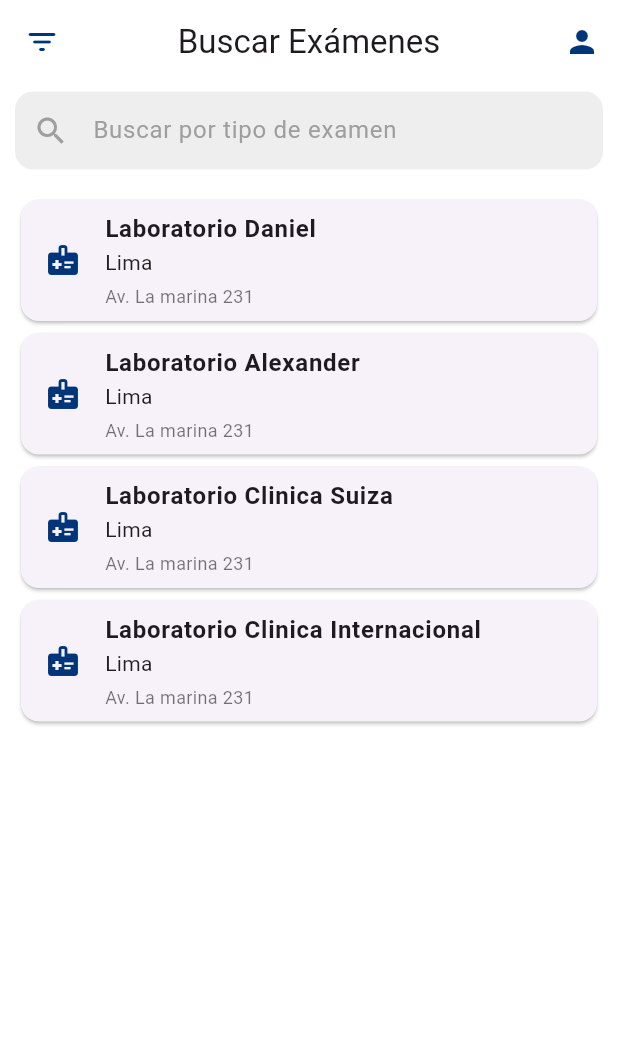
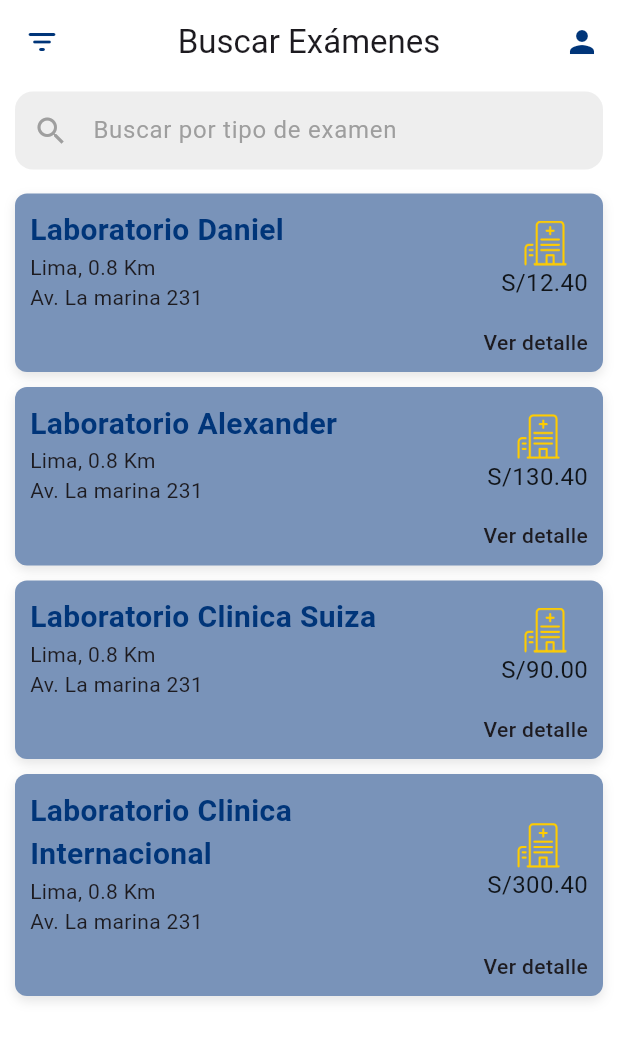
Before and after one commit to EstefanyH/labApp, a Flutter app: the SearchPage screen opened by its route, on a phone screen of 412 x 824 dp. Shown: the top 1040 px of the screen. Run offline on Flutter 3.47's test engine with Material 3 defaults, Android fonts, the phone set to English and light mode, and no system bars; our stand-ins replace flutter_riverpod, go_router.

```diff
--- a/lib/src/core/routing/routes.dart
+++ b/lib/src/core/routing/routes.dart
@@ -4,6 +4,7 @@ abstract class AppRouter {
   static const String profile = '/profile';
   static const String settings = '/settings';
   static const String search = '/search';
+  static const String account = '/account';
 
  // Rutas con parámetros
   //static const String productDetail = '/product/:id';
--- a/lib/src/core/theme/app_text_styles.dart
+++ b/lib/src/core/theme/app_text_styles.dart
@@ -16,6 +16,12 @@ class  AppTextStyles {
     color: AppColors.white,
   );
 
+  static const TextStyle headline3 = TextStyle(
+    fontSize: 20,
+    fontWeight: FontWeight.bold,
+    color: AppColors.primary,
+  );
+
   static const TextStyle bodyText = TextStyle(
     fontSize: 16,
     color: AppColors.textPrimary,
--- a/lib/src/features/search/data/search_repository.dart
+++ b/lib/src/features/search/data/search_repository.dart
@@ -3,10 +3,10 @@ import 'package:applab/src/core/domain/entities/laboratory.dart';
 class SearchRepository {
 
   final List<Laboratory> _mockData = [
-    Laboratory(Name: 'Laboratorio Daniel', District: 'Lima', Kilometer: '0.8 Km', Address: 'Av. La marina 231', Price: 'S/.12.40'),
-    Laboratory(Name: 'Laboratorio Alexander', District: 'Lima', Kilometer: '0.8 Km', Address: 'Av. La marina 231', Price: 'S/.130.40'),
-    Laboratory(Name: 'Laboratorio Clinica Suiza', District: 'Lima', Kilometer: '0.8 Km', Address: 'Av. La marina 231', Price: 'S/.90.00'),
-    Laboratory(Name: 'Laboratorio Clinica Internacional ', District: 'Lima', Kilometer: '0.8 Km', Address: 'Av. La marina 231', Price: 'S/.300.40')
+    Laboratory(Name: 'Laboratorio Daniel', District: 'Lima', Kilometer: '0.8 Km', Address: 'Av. La marina 231', Price: 'S/12.40'),
+    Laboratory(Name: 'Laboratorio Alexander', District: 'Lima', Kilometer: '0.8 Km', Address: 'Av. La marina 231', Price: 'S/130.40'),
+    Laboratory(Name: 'Laboratorio Clinica Suiza', District: 'Lima', Kilometer: '0.8 Km', Address: 'Av. La marina 231', Price: 'S/90.00'),
+    Laboratory(Name: 'Laboratorio Clinica Internacional ', District: 'Lima', Kilometer: '0.8 Km', Address: 'Av. La marina 231', Price: 'S/300.40')
   ];
 
   Future<List<Laboratory>> fetchLab() async {
--- a/lib/src/features/search/presentation/pages/seach_page.dart
+++ b/lib/src/features/search/presentation/pages/seach_page.dart
@@ -1,4 +1,5 @@
 import 'package:applab/src/core/domain/entities/laboratory.dart';
+import 'package:applab/src/core/routing/routes.dart';
 import 'package:applab/src/core/theme/app_colors.dart';
 import 'package:applab/src/core/theme/app_text_styles.dart';
 import 'package:applab/src/features/search/presentation/search_notifier.dart';
@@ -6,6 +7,7 @@ import 'package:applab/src/shared/lab_card.dart';
 import 'package:applab/src/shared/search_bar.dart';
 import 'package:flutter/material.dart';
 import 'package:flutter_riverpod/flutter_riverpod.dart';
+import 'package:go_router/go_router.dart';
 
 class SearchPage extends ConsumerWidget {
   const SearchPage({super.key});
@@ -34,10 +36,7 @@ class SearchPage extends ConsumerWidget {
           IconButton(
             icon: const Icon(Icons.person, color: AppColors.primary,), // 👈 botón de usuario
             onPressed: () {
-              // Acción del botón usuario
-              ScaffoldMessenger.of(context).showSnackBar(
-                const SnackBar(content: Text("Usuario presionado")),
-              );
+              context.push(AppRouter.account);
             },
           ),
         ],),
@@ -55,7 +54,7 @@ class SearchPage extends ConsumerWidget {
               child: state.when(
                 data: (labs) => labs.isEmpty ?
                   const Center(child: Text('No se encontraron resultados'),) :
-                  ListView.builder(
+                  ListView.separated(
                     itemCount: labs.length,
                     itemBuilder: (ctx, i) {
                       final Laboratory lab = labs[i];
@@ -67,7 +66,10 @@ class SearchPage extends ConsumerWidget {
                         price: lab.Price,
                         onTap: () {  },
                       );
-                    },),
+                    },
+                    separatorBuilder: (ctx, i) => SizedBox(height: 10,)
+                  ),
+
                 error: (err, _) => Center(child: Text("Error: $err"),),
                 loading: () => const Center(
                   child: CircularProgressIndicator(color: AppColors.primary,),
--- a/lib/src/shared/lab_card.dart
+++ b/lib/src/shared/lab_card.dart
@@ -1,4 +1,5 @@
 import 'package:applab/src/core/theme/app_colors.dart';
+import 'package:applab/src/core/theme/app_text_styles.dart';
 import 'package:flutter/material.dart';
 
 class LabCard extends StatelessWidget {
@@ -20,30 +21,70 @@ class LabCard extends StatelessWidget {
 
   @override
   Widget build(BuildContext context) {
-    return Card(
+    return Container(
+      padding: EdgeInsets.all(10),
+      decoration: BoxDecoration(
+        color: Color(0xFF7993b9), // Fondo azul claro
+        borderRadius: BorderRadius.circular(8),
+        boxShadow: [
+          BoxShadow(
+            color: Colors.black.withOpacity(0.1), // Color de la sombra
+            blurRadius: 6, // Difuminado
+            offset: Offset(0, 3), // Desplazamiento
+          ),
+        ],
+      ),
+      child: Column(
+        crossAxisAlignment: CrossAxisAlignment.start,
+        children: [
+          Row(
+            mainAxisAlignment: MainAxisAlignment.spaceBetween,
+            children: [
+              Expanded(
+                child: Column(
+                  crossAxisAlignment: CrossAxisAlignment.start,
+                  children: [
+                    Text(
+                      title,
+                      style: AppTextStyles.headline3,
+                      softWrap: true,
+                      overflow: TextOverflow.ellipsis,
+                      maxLines: 2,
+                    ),
+                    Text('$district, $kilometer'),
+                    Text(address),
+                  ],
+                ),
+              ),
+              SizedBox(width: 10),
+              Column(
+                mainAxisAlignment: MainAxisAlignment.end,
+                children: [
+                  Image.asset('assets/icons/hospital.png', width: 30, height: 30),
+                  Text(price, style: AppTextStyles.bodyText),
+                ],
+              ),
+            ],
+          ),
 
-      child: ListTile(
-        leading: const Icon(Icons.medical_information, color: AppColors.primary),
-        title: Text(
-          title,
-          style: const TextStyle(fontWeight: FontWeight.bold, fontSize: 16),
-        ),
-        subtitle: Column(
-          crossAxisAlignment: CrossAxisAlignment.start,
-          children: [
-            Text(district,
-                style: const TextStyle(fontSize: 14, color: Colors.black87)),
-            const SizedBox(height: 4),
-            Text(
-              address,
-              style: const TextStyle(fontSize: 12, color: Colors.black54),
-              maxLines: 2,
-              overflow: TextOverflow.ellipsis,
+          SizedBox(height: 10),
+
+          Align(
+            alignment: Alignment.centerRight,
+            child: GestureDetector(
+              onTap: onTap,
+              child: Text(
+                'Ver detalle',
+                style: TextStyle(
+                  fontWeight: FontWeight.w500,
+                ),
+              ),
             ),
-          ],
-        ),
-        onTap: onTap,
+          ),
+
+        ],
       ),
     );
+
   }
 }
```
Also changed, not shown: lib/src/core/routing/app_router.dart (+6 -2 lines), lib/src/features/account/presentation/account_page.dart (added, +48 -0 lines), lib/src/shared/card_account.dart (added, +54 -0 lines), 34 other files.
